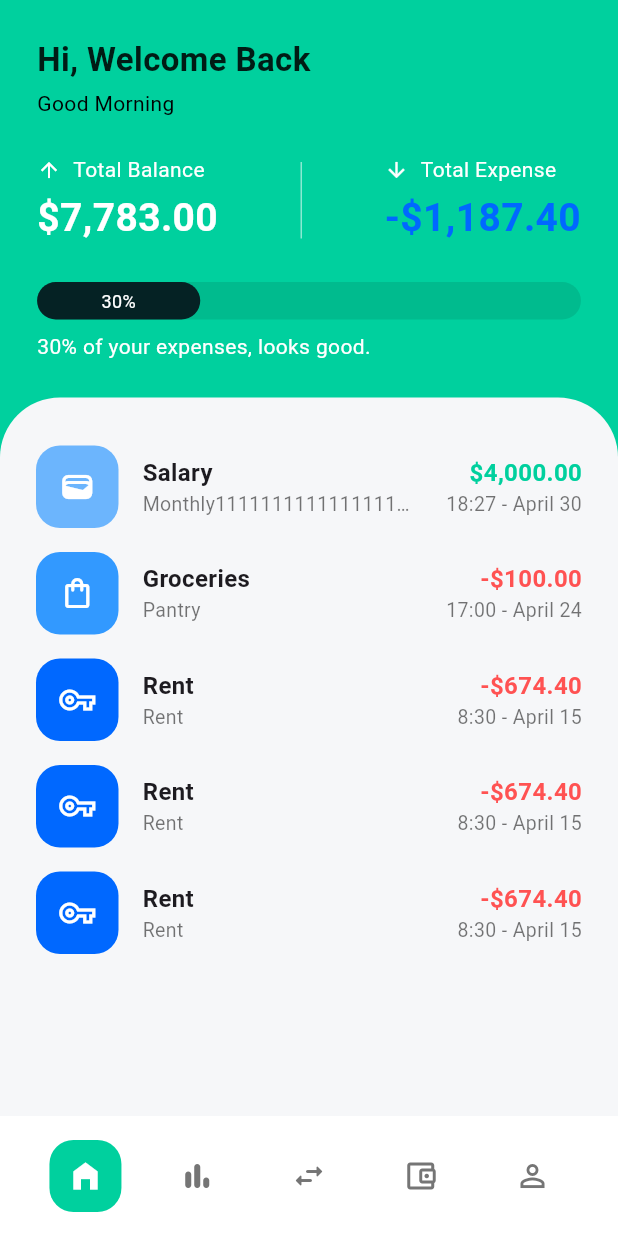
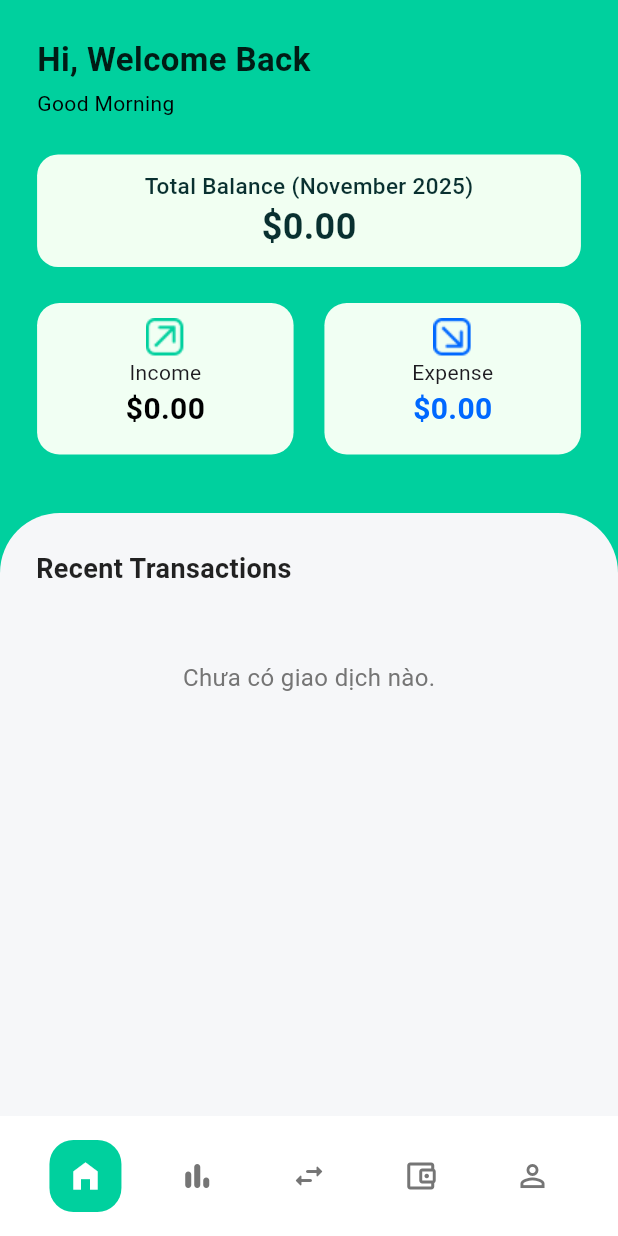
Before and after one commit to tranguyenxuwu/money-app, a Flutter app: the HomeScreen screen opened by its route, on a phone screen of 412 x 824 dp. Run offline on Flutter 3.47's test engine with Material 3 defaults, Android fonts, the phone set to English and light mode, and no system bars; our stand-ins replace cloud_firestore, firebase_auth, firebase_core, fl_chart, flutter_dotenv, image_picker and 2 more; accounts and stored records are empty; generated files the repository leaves out were written again; Roboto replaces fonts that are missing (Poppins).

Commit message:
Optimize home_screen

```diff
--- a/lib/screens/home_interface/home_screen.dart
+++ b/lib/screens/home_interface/home_screen.dart
@@ -1,9 +1,15 @@
 import 'package:flutter/material.dart';
+import 'package:intl/intl.dart'; // <-- Thêm import
+import 'package:money_app/models/transaction.dart'; // <-- Thêm import
 import 'package:money_app/screens/analysis_interface/analysis_screen.dart';
+import 'package:money_app/screens/dbhelper.dart'; // <-- Thêm import
 import 'package:money_app/widgets/navigation_bar_bottom.dart';
 import 'package:money_app/screens/transaction_interface/transaction_screen.dart';
 import 'package:money_app/widgets/transaction_item.dart';
 import 'package:money_app/screens/user_interface/user_interface.dart';
+
+// <-- Thêm import cho màn hình chi tiết
+import 'package:money_app/screens/transaction_interface/transaction_detail_screen.dart';
 
 class HomeScreen extends StatefulWidget {
   const HomeScreen({super.key});
@@ -34,12 +40,10 @@ class _HomeScreenState extends State<HomeScreen> {
   Widget build(BuildContext context) {
     return Scaffold(
       backgroundColor: const Color(0xFF00D09E),
-      // Body sẽ thay đổi dựa trên `_selectedIndex`
       body: _screens[_selectedIndex],
-      // Sử dụng widget NavigationBarBottom đã được tách riêng
       bottomNavigationBar: NavigationBarBottom(
         selectedIndex: _selectedIndex,
-        onIconTap: _onIconTap, // Truyền hàm callback xuống
+        onIconTap: _onIconTap,
       ),
     );
   }
@@ -52,6 +56,7 @@ class PlaceholderScreen extends StatelessWidget {
 
   @override
   Widget build(BuildContext context) {
+    // (Code PlaceholderScreen giữ nguyên)
     return Scaffold(
       appBar: AppBar(
         title: Text(screenName),
@@ -67,22 +72,165 @@ class PlaceholderScreen extends StatelessWidget {
   }
 }
 
-class DashboardContent extends StatelessWidget {
+class DashboardContent extends StatefulWidget {
   const DashboardContent({super.key});
+
+  @override
+  State<DashboardContent> createState() => _DashboardContentState();
+}
+
+class _DashboardContentState extends State<DashboardContent> {
+  // --- (Biến State và các hàm helper giữ nguyên) ---
+  bool _isLoading = true;
+  int _totalBalance = 0;
+  int _totalIncome = 0;
+  int _totalExpense = 0;
+  String _displayMonthName = ""; // Tên tháng
+  List<Transaction> _recentTransactions = [];
+
+  @override
+  void initState() {
+    super.initState();
+    _fetchData();
+  }
+
+  Future<void> _fetchData() async {
+    if (!mounted) return;
+    setState(() {
+      _isLoading = true;
+    });
+
+    try {
+      final now = DateTime.now();
+      final String currentMonth = DateFormat('yyyy-MM').format(now);
+      final String displayMonth = DateFormat('MMMM yyyy').format(now);
+
+      final results = await Future.wait([
+        DBHelper.getTransactionsByMonth(currentMonth),
+        DBHelper.getTotalIncome(currentMonth),
+        DBHelper.getTotalSpent(currentMonth),
+      ]);
+
+      final List<Map<String, dynamic>> dataMap =
+      results[0] as List<Map<String, dynamic>>;
+      final List<Transaction> allTransactions =
+      dataMap.map((itemMap) => Transaction.fromMap(itemMap)).toList();
+
+      final int income = results[1] as int;
+      final int expense = results[2] as int;
+
+      setState(() {
+        _recentTransactions = allTransactions.take(5).toList();
+        _totalIncome = income;
+        _totalExpense = expense;
+        _totalBalance = income - expense;
+        _displayMonthName = displayMonth; // Gán tên tháng
+        _isLoading = false;
+      });
+    } catch (error) {
+      print('Lỗi khi tải dữ liệu Dashboard: $error');
+      if (mounted) {
+        setState(() {
+          _isLoading = false;
+        });
+      }
+    }
+  }
+
+  String _formatCurrency(int amountInCents, {bool showSign = false}) {
+    double amount = amountInCents / 100.0;
+    final format = NumberFormat.currency(locale: 'en_US', symbol: '\$');
+    String formatted = format.format(amount);
+
+    if (showSign) {
+      if (amount > 0) {
+        return '+${format.format(amount)}';
+      } else if (amount < 0) {
+        return format.format(amount);
+      }
+      return format.format(amount);
+    }
+    if (amount < 0) {
+      return format.format(amount * -1);
+    }
+    return formatted;
+  }
+
+  void _viewTransactionDetails(Transaction tx) {
+    Navigator.push(
+      context,
+      MaterialPageRoute(
+        builder: (ctx) => TransactionDetailScreen(transaction: tx),
+      ),
+    ).then((_) {
+      _fetchData();
+    });
+  }
+
+  Widget _buildTransactionItem(Transaction tx) {
+    IconData categoryIcon = Icons.attach_money;
+    Color categoryColor = Color(0xFF6CB5FD);
+
+    if (tx.category == 'food') {
+      categoryIcon = Icons.fastfood;
+    } else if (tx.category == 'salary') {
+      categoryIcon = Icons.wallet_outlined;
+    } else if (tx.category == "transport") {
+      categoryIcon = Icons.emoji_transportation;
+    } else if (tx.category == "other") {
+      categoryIcon = Icons.more_horiz;
+    } else if (tx.category == "bills") {
+      categoryIcon = Icons.receipt;
+    } else if (tx.category == "entertainment") {
+      categoryIcon = Icons.sports_esports;
+    }
+
+    String formattedAmount = _formatCurrency(tx.amount);
+    if (!tx.isIncome) {
+      formattedAmount = "-$formattedAmount";
+    }
+
+    String formattedTime =
+        "${tx.createdAt.hour}:${tx.createdAt.minute.toString().padLeft(2, '0')} - ${tx.createdAt.day} Thg${tx.createdAt.month}";
+
+    return GestureDetector(
+      onTap: () => _viewTransactionDetails(tx),
+      child: TransactionItem(
+        color: categoryColor,
+        category: tx.category ?? 'Other',
+        note: tx.note ?? '',
+        time: formattedTime,
+        amount: formattedAmount,
+        isIncome: tx.isIncome,
+        icon: categoryIcon,
+      ),
+    );
+  }
+  // --- KẾT THÚC HÀM HELPER ---
+
+  String _getGreeting() {
+    final hour = DateTime.now().hour;
+    if (hour < 12) {
+      return 'Good Morning'; // Từ 0:00 đến 11:59
+    } else if (hour < 17) {
+      return 'Good Afternoon'; // Từ 12:00 đến 16:59
+    } else {
+      return 'Good Evening'; // Từ 17:00 đến 23:59
+    }
+  }
 
   @override
   Widget build(BuildContext context) {
     final size = MediaQuery.of(context).size;
     final width = size.width;
+    final greeting = _getGreeting();
 
     return SafeArea(
       bottom: false,
-      child:
-          // PHẦN NỀN: Toàn bộ nội dung cuộn được
-          Column(
+      child: Column(
         crossAxisAlignment: CrossAxisAlignment.start,
         children: [
-              // === PHẦN 1: HEADER MÀU XANH ===
+          // === PHẦN 1: HEADER MÀU XANH (ĐÃ SỬA LẠI) ===
           Padding(
             padding: EdgeInsets.symmetric(
               horizontal: width * 0.06,
@@ -91,7 +239,7 @@ class DashboardContent extends StatelessWidget {
             child: Column(
               crossAxisAlignment: CrossAxisAlignment.start,
               children: [
-                    // === Header Text ===
+                // === Header Text (Giữ nguyên) ===
                 const Text(
                   "Hi, Welcome Back",
                   style: TextStyle(
@@ -101,84 +249,85 @@ class DashboardContent extends StatelessWidget {
                   ),
                 ),
                 const SizedBox(height: 4),
-                    const Text(
-                      "Good Morning",
+                Text(
+                  greeting,
                   style: TextStyle(color: Colors.black, fontSize: 14),
                 ),
                 const SizedBox(height: 24),
 
-                    // === Balance Section ===
+                // --- TOTAL BALANCE ---
                 IntrinsicHeight(
                   child: Row(
                     mainAxisAlignment: MainAxisAlignment.spaceBetween,
-                        children: const [
-                          _BalanceItem(
-                            title: "Total Balance",
-                            amount: "\$7,783.00",
-                            amountColor: Colors.white,
+                    children: [
+                      Expanded(
+                        child: _BalanceItem(
+                          title: "Total Balance ($_displayMonthName)",
+                          amount:
+                          _formatCurrency(_totalBalance, showSign: true),
                         ),
-                          VerticalDivider(
-                            color: Colors.white54,
-                            width: 20,
-                            thickness: 1,
-                            indent: 5,
-                            endIndent: 5,
-                          ),
-                          _BalanceItem(
-                            title: "Total Expense",
-                            amount: "-\$1,187.40",
-                            amountColor: Color(0xFF0068FF),
                       ),
                     ],
                   ),
                 ),
                 const SizedBox(height: 24),
-
-                    // === Progress Bar ===
-                    Column(
-                      crossAxisAlignment: CrossAxisAlignment.stretch,
+                Row(
+                  mainAxisAlignment: MainAxisAlignment.spaceBetween,
                   children: [
+                    // --- Income Box ---
                     Container(
-                          height: 25,
-                          decoration: BoxDecoration(
-                            borderRadius: BorderRadius.circular(15),
-                            color: Colors.black.withAlpha(26),
+                      width: 171,
+                      height: 101,
+                      decoration: ShapeDecoration(
+                        color: const Color(0xFFF1FFF3),
+                        shape: RoundedRectangleBorder(
+                          borderRadius: BorderRadius.circular(14.89),
                         ),
-                          child: FractionallySizedBox(
-                            widthFactor: 0.3, // 30%
-                            alignment: Alignment.centerLeft,
-                            child: Container(
-                              decoration: BoxDecoration(
-                                color: const Color(0xFF052224),
-                                borderRadius: BorderRadius.circular(15),
                       ),
-                              alignment: Alignment.center,
-                              child: const Text(
-                                "30%",
-                                style: TextStyle(
-                                  color: Colors.white,
-                                  fontSize: 12,
+                      child: Padding(
+                        padding: EdgeInsetsGeometry.only(top: 10),
+                        child: Show(
+                          imageSrc: "assets/images/income.png",
+                          title: "Income",
+                          money: _formatCurrency(_totalIncome),
+                          isExpense: false,
                         ),
                       ),
                     ),
+                    // --- Expense Box ---
+                    Container(
+                      width: 171,
+                      height: 101,
+                      decoration: ShapeDecoration(
+                        color: const Color(0xFFF1FFF3),
+                        shape: RoundedRectangleBorder(
+                          borderRadius: BorderRadius.circular(14.89),
                         ),
                       ),
-                        const SizedBox(height: 8),
-                        const Text(
-                          "30% of your expenses, looks good.",
-                          style: TextStyle(color: Colors.white, fontSize: 14),
+                      child: Padding(
+                        padding: EdgeInsetsGeometry.only(top: 10),
+                        child: Show(
+                          imageSrc: "assets/images/expenses.png",
+                          title: "Expense",
+                          money: _formatCurrency(_totalExpense),
+                          isExpense: true,
+                        ),
+                      ),
                     ),
                   ],
                 ),
+
+                const SizedBox(height: 15),
               ],
             ),
           ),
 
-              // === PHẦN 2: NỘI DUNG NỀN TRẮNG BO GÓC ===
+          // === PHẦN 2: NỘI DUNG NỀN TRẮNG BO GÓC (Giữ nguyên) ===
           Expanded(
             child: Container(
+              width: double.infinity,
               decoration: const BoxDecoration(
-                    color: Color(0xFFF6F7F9), // Màu nền trắng xám
+                color: Color(0xFFF6F7F9),
                 borderRadius: BorderRadius.only(
                   topLeft: Radius.circular(40.0),
                   topRight: Radius.circular(40.0),
@@ -189,53 +338,34 @@ class DashboardContent extends StatelessWidget {
                 child: Column(
                   crossAxisAlignment: CrossAxisAlignment.start,
                   children: [
-                        const TransactionItem(
-                          color: Color(0xFF6CB5FD),
-                          category: "Salary",
-                          note: "Monthly1111111111111111111111111111111111111111111111111111111111111111111111111111111111111111",
-                          time: "18:27 - April 30",
-                          amount: "\$4,000.00",
-                          isIncome: true,
-                          icon: Icons.wallet_outlined,
+                    const Text(
+                      "Recent Transactions",
+                      style: TextStyle(
+                        fontSize: 18,
+                        fontWeight: FontWeight.bold,
+                        color: Colors.black87,
                       ),
-                        const TransactionItem(
-                          color: Color(0xFF3299FF),
-                          category: "Groceries",
-                          note: "Pantry",
-                          time: "17:00 - April 24",
-                          amount: "-\$100.00",
-                          isIncome: false,
-                          icon: Icons.shopping_bag_outlined,
                     ),
-                        const TransactionItem(
-                          color: Color(0xFF0068FF),
-                          category: "Rent",
-                          note: "Rent",
-                          time: "8:30 - April 15",
-                          amount: "-\$674.40",
-                          isIncome: false,
-                          icon: Icons.vpn_key_outlined,
+                    const SizedBox(height: 16),
+                    if (_isLoading)
+                      Center(child: CircularProgressIndicator())
+                    else if (_recentTransactions.isEmpty)
+                      Center(
+                        child: Padding(
+                          padding: const EdgeInsets.symmetric(vertical: 32.0),
+                          child: Text(
+                            "Chưa có giao dịch nào.",
+                            style:
+                            TextStyle(color: Colors.grey[600], fontSize: 16),
                           ),
-                        const TransactionItem(
-                          color: Color(0xFF0068FF),
-                          category: "Rent",
-                          note: "Rent",
-                          time: "8:30 - April 15",
-                          amount: "-\$674.40",
-                          isIncome: false,
-                          icon: Icons.vpn_key_outlined,
                         ),
-                        const TransactionItem(
-                          color: Color(0xFF0068FF),
-                          category: "Rent",
-                          note: "Rent",
-                          time: "8:30 - April 15",
-                          amount: "-\$674.40",
-                          isIncome: false,
-                          icon: Icons.vpn_key_outlined,
+                      )
+                    else
+                      Column(
+                        children: _recentTransactions.map((tx) {
+                          return _buildTransactionItem(tx);
+                        }).toList(),
                       ),
-
-                        // THÊM KHOẢNG TRỐNG để nội dung không bị che bởi nav bar
                     const SizedBox(height: 10),
                   ],
                 ),
@@ -251,45 +381,52 @@ class DashboardContent extends StatelessWidget {
 class _BalanceItem extends StatelessWidget {
   final String title;
   final String amount;
-  final Color amountColor;
 
+  // Xóa 'amountColor' vì nó được tích hợp trong widget mới
   const _BalanceItem({
     required this.title,
     required this.amount,
-    required this.amountColor,
   });
 
   @override
   Widget build(BuildContext context) {
-    return Column(
-      crossAxisAlignment: CrossAxisAlignment.start,
+    return Container(
+      height: 75,
+      decoration: ShapeDecoration(
+        color: const Color(0xFFF1FFF2), // Màu nền xanh nhạt
+        shape: RoundedRectangleBorder(borderRadius: BorderRadius.circular(14)),
+      ),
+      child: Column(
+        mainAxisAlignment: MainAxisAlignment.center,
         children: [
-        Row(
-          children: [
-            Icon(
-              title == "Total Balance"
-                  ? Icons.arrow_upward
-                  : Icons.arrow_downward,
-              color: Colors.white,
-              size: 16,
+          // Bọc Text bằng FittedBox để tự động co chữ
+          Padding(
+            padding: const EdgeInsets.symmetric(horizontal: 8.0),
+            child: FittedBox(
+              fit: BoxFit.scaleDown,
+              child: Text(
+                title, // Ví dụ: "Total Balance (November 2025)"
+                style: TextStyle(
+                  color: const Color(0xFF093030),
+                  fontSize: 15,
+                  fontFamily: 'Poppins',
+                  fontWeight: FontWeight.w500,
                 ),
-            const SizedBox(width: 8),
+                maxLines: 1,
+              ),
+            ),
+          ),
           Text(
-              title,
-              style: const TextStyle(color: Colors.white, fontSize: 14),
+            amount,
+            style: TextStyle(
+              color: const Color(0xFF093030),
+              fontSize: 24,
+              fontFamily: 'Poppins',
+              fontWeight: FontWeight.w700,
+            ),
           ),
         ],
       ),
-        const SizedBox(height: 4),
-        Text(
-          amount,
-          style: TextStyle(
-            color: amountColor,
-            fontSize: 26,
-            fontWeight: FontWeight.bold,
-          ),
-        ),
-      ],
     );
   }
 }
```
Lines whose indentation alone changed are shown as unchanged.
